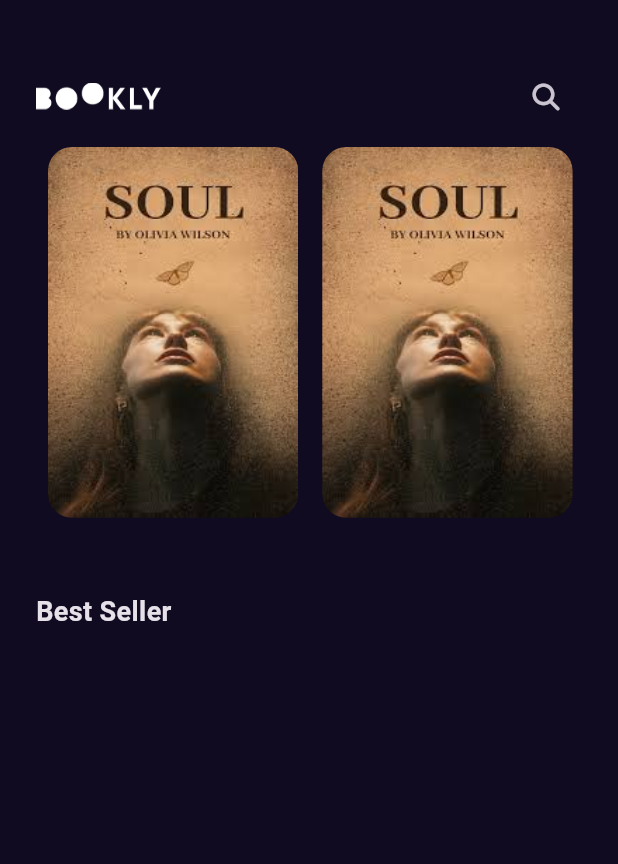
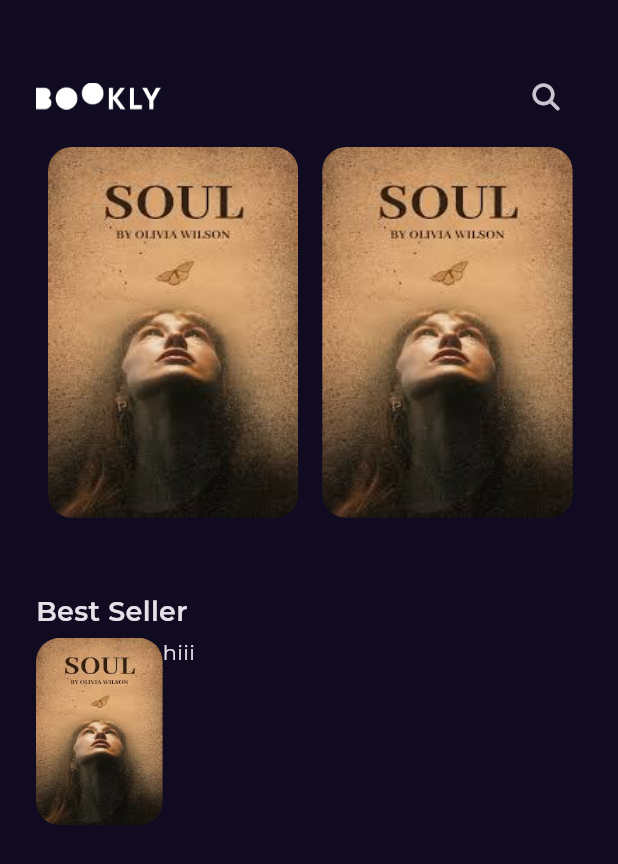
Before and after one commit to Youssef-Fekry/bookly, a Flutter app: the screen it shows after launch, on a phone screen of 412 x 824 dp. Shown: the top 864 px of the screen. Run offline on Flutter 3.47's test engine with Material 3 defaults, Android fonts, the phone set to English and light mode, and no system bars; our stand-ins replace font_awesome_flutter, get, google_fonts, lottie; network calls fail.

Commit message:
create styles files

```diff
--- a/lib/Features/home/presentation/views/widgets/home_view_body.dart
+++ b/lib/Features/home/presentation/views/widgets/home_view_body.dart
@@ -1,6 +1,7 @@
-import 'package:bokly_app/core/utils/Styles.dart';
+import 'package:bokly_app/core/utils/assetsdata.dart';
+import 'package:bokly_app/core/utils/styles.dart';
 import 'package:flutter/material.dart';
-import 'Featured_listview.dart';
+import 'featured_listview.dart';
 import 'custome_appbar.dart';
 
 class HomeViewBody extends StatelessWidget {
@@ -20,7 +21,41 @@ class HomeViewBody extends StatelessWidget {
           ),
           Text(
             'Best Seller',
-            style: Styles.titleMedium,
+            style: Styles.textStyle18,
+          ),
+          SizedBox(
+            height: 4,
+          ),
+          BestsellerListViewITem(),
+        ],
+      ),
+    );
+  }
+}
+
+class BestsellerListViewITem extends StatelessWidget {
+  const BestsellerListViewITem({super.key});
+
+  @override
+  Widget build(BuildContext context) {
+    return SizedBox(
+      height: 125,
+      child: Row(
+        children: [
+          AspectRatio(
+            aspectRatio: 2.7 / 4,
+            child: Container(
+              height: 100,
+              decoration: BoxDecoration(
+                  borderRadius: BorderRadius.circular(16),
+                  image: const DecorationImage(
+                    fit: BoxFit.fill,
+                    image: AssetImage(AssetsData.testImage),
+                  )),
+            ),
+          ),
+          const Column(
+            children: [Text('hiii')],
           )
         ],
       ),
--- a/lib/constans.dart
+++ b/lib/constans.dart
@@ -3,3 +3,5 @@ import 'package:flutter/material.dart';
 const kPrimaryColor = Color(0xff100B20);
 
 const kTransitionDuration = Duration(milliseconds: 1500);
+
+const kGtSectraFine = 'GT Sectra Fine';
--- a/lib/core/utils/Styles.dart
+++ b/lib/core/utils/Styles.dart
@@ -1,8 +1,23 @@
+import 'package:bokly_app/constans.dart';
 import 'package:flutter/material.dart';
 
 abstract class Styles {
-  static const titleMedium = TextStyle(
+  static const textStyle14 = TextStyle(
+    fontSize: 14,
+    fontWeight: FontWeight.normal,
+  );
+  static const textStyle16 = TextStyle(
+    fontSize: 16,
+    fontWeight: FontWeight.w500,
+  );
+  static const textStyle18 = TextStyle(
     fontSize: 18,
     fontWeight: FontWeight.w600,
   );
+  static const textStyle20 = TextStyle(
+    fontSize: 20,
+    fontWeight: FontWeight.normal,
+  );
+  static const textStyle30 = TextStyle(
+      fontSize: 30, fontWeight: FontWeight.normal, fontFamily: kGtSectraFine);
 }
--- a/lib/main.dart
+++ b/lib/main.dart
@@ -2,6 +2,7 @@ import 'package:bokly_app/Features/splash/peresentation/views/splash_view.dart';
 import 'package:bokly_app/constans.dart';
 import 'package:flutter/material.dart';
 import 'package:get/route_manager.dart';
+import 'package:google_fonts/google_fonts.dart';
 
 void main() {
   runApp(const BooklyApp());
@@ -16,6 +17,7 @@ class BooklyApp extends StatelessWidget {
     return GetMaterialApp(
       theme: ThemeData.dark().copyWith(
         scaffoldBackgroundColor: kPrimaryColor,
+        textTheme: GoogleFonts.montserratTextTheme(ThemeData.dark().textTheme),
       ),
       debugShowCheckedModeBanner: false,
       home: const SplashView(),
```
Also changed, not shown: pubspec.yaml (+7 -6 lines), assets/fonts/GT-Sectra-Fine-Regular.ttf (added), pubspec.lock, 1 other file.
